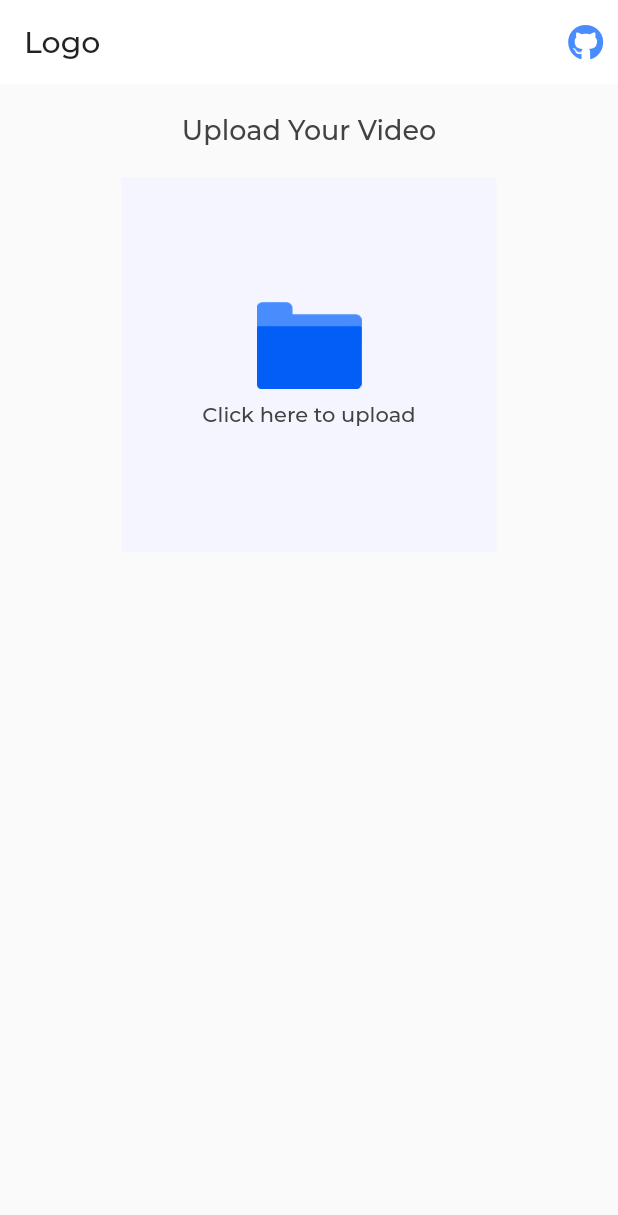
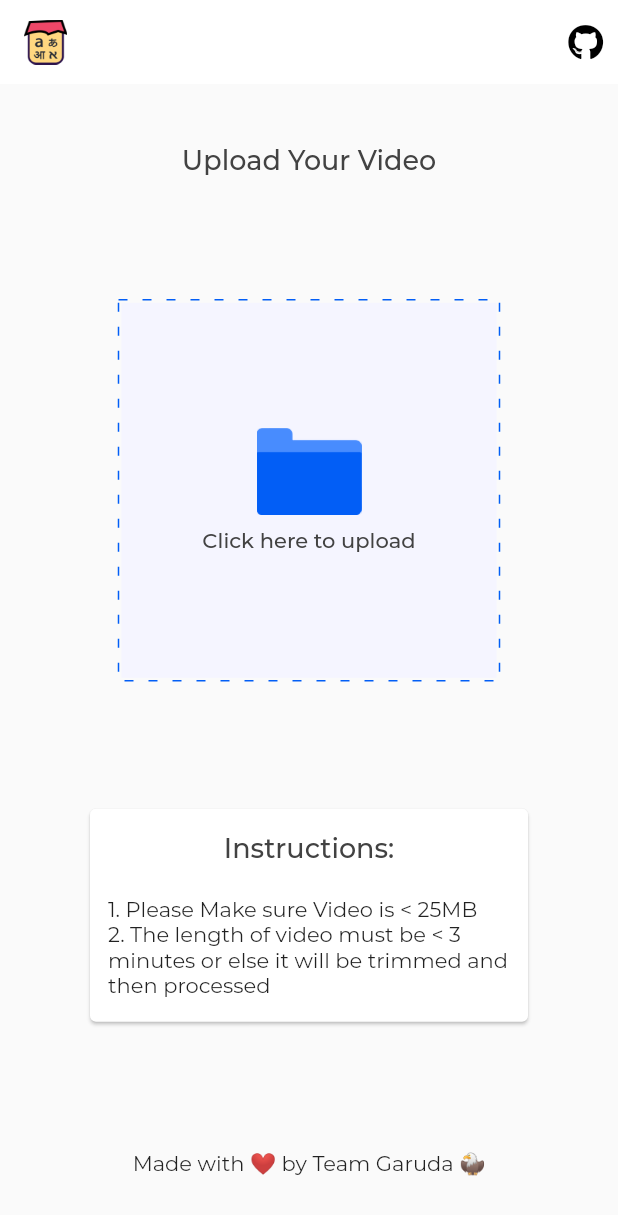
Before and after one commit to thisisamank/anuvaad-flutter, a Flutter app: the screen it shows after launch, on a phone screen of 412 x 824 dp. Shown: the top 1215 px of the screen. Run offline on Flutter 3.47's test engine with Material 2 defaults, Android fonts, the phone set to English and light mode, and no system bars; drawn by our look-alikes of dotted_border; our stand-ins replace dio, file_picker, font_awesome_flutter, permission_handler, timer_count_down, toast; missing offline and left inert: bd_progress_bar, downloads_path_provider.

Commit message:
phase 3 work done

```diff
--- a/lib/main.dart
+++ b/lib/main.dart
@@ -1,11 +1,13 @@
 import 'package:anuvad/constants/file_state.dart';
 import 'package:anuvad/constants/styles.dart';
+import 'package:bd_progress_bar/bdprogreebar.dart';
 import 'package:permission_handler/permission_handler.dart';
 import 'package:anuvad/repository/upload_download.dart';
 import 'package:anuvad/widgets/appbar.dart';
 import 'package:file_picker/file_picker.dart';
 import 'package:flutter/material.dart';
 import 'package:toast/toast.dart';
+import 'package:dotted_border/dotted_border.dart';
 
 import 'package:timer_count_down/timer_count_down.dart';
 
@@ -17,6 +19,7 @@ class MyApp extends StatelessWidget {
   @override
   Widget build(BuildContext context) {
     return MaterialApp(
+      debugShowCheckedModeBanner: false,
       home: HomePage(),
       theme: ThemeData(
         fontFamily: 'BrandFont',
@@ -59,8 +62,8 @@ class _HomePageState extends State<HomePage> {
     return Scaffold(
       appBar: AppWidgets.getAppBar(),
       body: Column(
+        mainAxisAlignment: MainAxisAlignment.spaceAround,
         children: [
-          SizedBox(height: 20),
           Center(
               child: Text(
             fileState == FileState.uploading
@@ -70,8 +73,10 @@ class _HomePageState extends State<HomePage> {
                     : 'Download Your Video',
             style: Theme.of(context).textTheme.headline1,
           )),
-          SizedBox(height: 20),
-          Container(
+          DottedBorder(
+            dashPattern: [6, 10],
+            color: BrandColors.primaryBlue,
+            child: Container(
               decoration: BoxDecoration(
                 color: BrandColors.lightBlue,
               ),
@@ -80,8 +85,38 @@ class _HomePageState extends State<HomePage> {
               child: fileState == FileState.uploading
                   ? uploadFile(_uploadDownloadFile, context)
                   : downloadFile(_uploadDownloadFile, context),
+            ),
+          ),
+          getInstructions(),
+          Text('Made with ❤ by Team Garuda 🦅')
+        ],
+      ),
+    );
+  }
+
+  Widget getInstructions() {
+    return Container(
+      width: 300,
+      height: 150,
+      child: Card(
+        child: Padding(
+          padding: const EdgeInsets.all(12.0),
+          child: Column(
+            mainAxisAlignment: MainAxisAlignment.center,
+            children: [
+              Text(
+                'Instructions:',
+                style: Theme.of(context).textTheme.headline1,
+              ),
+              SizedBox(height: 20),
+              Text(
+                '1. Please Make sure Video is < 25MB\n'
+                '2. The length of video must be < 3 minutes'
+                ' or else it will be trimmed and then processed',
               )
             ],
+          ),
+        ),
       ),
     );
   }
@@ -89,7 +124,20 @@ class _HomePageState extends State<HomePage> {
   Widget downloadFile(
       UploadDownloadFile _uploadDownloadFile, BuildContext context) {
     return fileState == FileState.processsing
-        ? Row(
+        ? Column(
+            mainAxisAlignment: MainAxisAlignment.center,
+            children: [
+              Loader(
+                colors: BrandColors.primaryBlue,
+                backColors: BrandColors.secondaryBlue.withOpacity(0.5),
+              ),
+              // Loader5(
+              //   dotOneColor: BrandColors.primaryBlue,
+              //   dotTwoColor: BrandColors.secondaryBlue,
+              //   dotThreeColor: BrandColors.secondaryBlue.withOpacity(0.5),
+              // ),
+              SizedBox(height: 10),
+              Row(
                 crossAxisAlignment: CrossAxisAlignment.center,
                 mainAxisAlignment: MainAxisAlignment.center,
                 children: [
@@ -106,6 +154,8 @@ class _HomePageState extends State<HomePage> {
                     },
                   ),
                 ],
+              ),
+            ],
           )
         : Center(
             child: ClipRRect(
@@ -115,7 +165,8 @@ class _HomePageState extends State<HomePage> {
                 width: 130,
                 child: MaterialButton(
                   onPressed: () async {
-                    _showMyDialog('Downloading video...');
+                    _showMyDialog(
+                        'Downloading video...', 'images/download.gif');
                     if (await Permission.storage.request().isGranted) {
                       var response =
                           await _uploadDownloadFile.downloadFile(_fileName);
@@ -152,7 +203,7 @@ class _HomePageState extends State<HomePage> {
               allowedExtensions: ['mp4', 'mkv', '3gp'],
             );
             if (filePickerResult != null) {
-              _showMyDialog('Uploading your video...');
+              _showMyDialog('Uploading your video...', 'images/upload.gif');
               _fileName = filePickerResult.files.single.name;
               var file = filePickerResult.files.single.bytes;
               var currentFileState =
@@ -179,13 +230,20 @@ class _HomePageState extends State<HomePage> {
     );
   }
 
-  Future<void> _showMyDialog(String title) {
+  Future<void> _showMyDialog(String title, String gifPath) {
     return showDialog<void>(
       context: context,
       barrierDismissible: false,
       builder: (BuildContext context) {
         return AlertDialog(
-          content: Text(title),
+          content: Column(
+            mainAxisSize: MainAxisSize.min,
+            children: [
+              Image.asset(gifPath, width: 100),
+              SizedBox(height: 10),
+              Text(title),
+            ],
+          ),
         );
       },
     );
--- a/lib/widgets/appbar.dart
+++ b/lib/widgets/appbar.dart
@@ -1,17 +1,23 @@
-import 'package:anuvad/constants/styles.dart';
 import 'package:flutter/material.dart';
 import 'package:font_awesome_flutter/font_awesome_flutter.dart';
+import 'package:url_launcher/url_launcher.dart';
 
 class AppWidgets {
   static AppBar getAppBar() => AppBar(
         elevation: 0,
-        title: Text('Logo'),
+        title: Image.asset(
+          'images/logo.png',
+          height: 30,
+        ),
         actions: [
           Center(
             child: Padding(
               padding: EdgeInsets.symmetric(horizontal: 10),
-              child: FaIcon(FontAwesomeIcons.github,
-                  color: BrandColors.secondaryBlue),
+              child: GestureDetector(
+                  onTap: () {
+                    launch('https://github.com/thisisamank/anuvaad-flutter');
+                  },
+                  child: FaIcon(FontAwesomeIcons.github)),
             ),
           )
         ],
--- a/pubspec.yaml
+++ b/pubspec.yaml
@@ -34,6 +34,9 @@ dependencies:
   timer_count_down: ^2.0.0
   permission_handler: ^6.1.1
   toast: ^0.1.5
+  dotted_border: ^1.0.7
+  bd_progress_bar: ^0.0.9
+  url_launcher: ^6.0.3
 
 dev_dependencies:
   flutter_test:
```
Also changed, not shown: images/download.gif (added), images/logo.png (added), images/upload.gif (added), pubspec.lock. Lines whose indentation alone changed are shown as unchanged.
